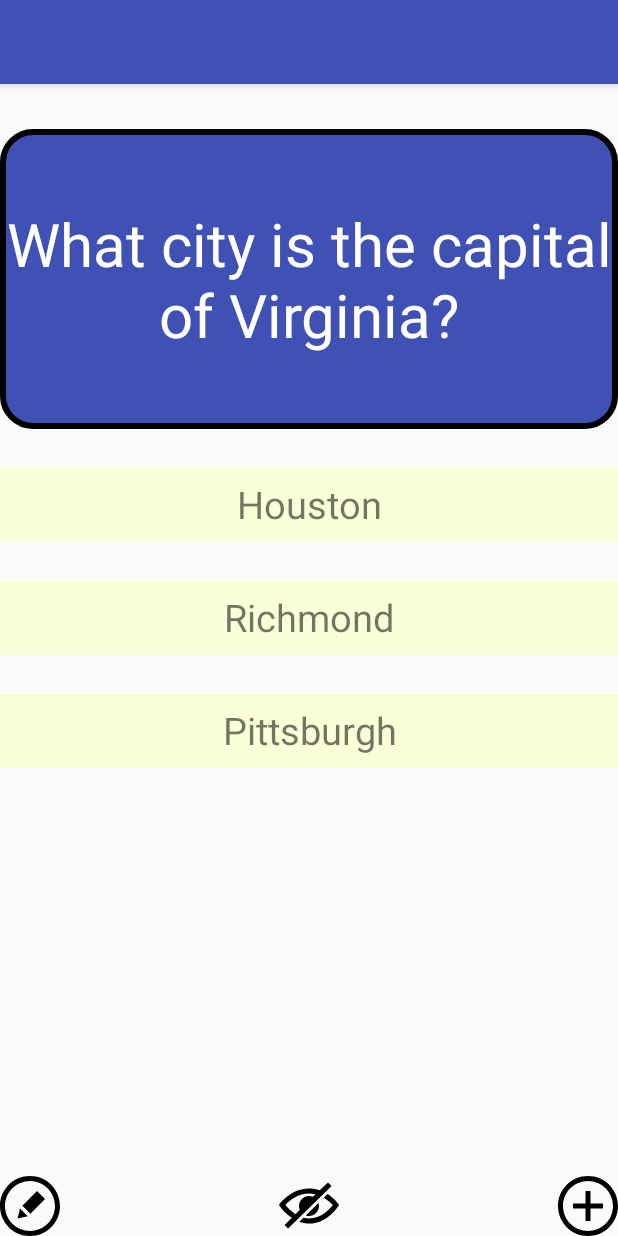
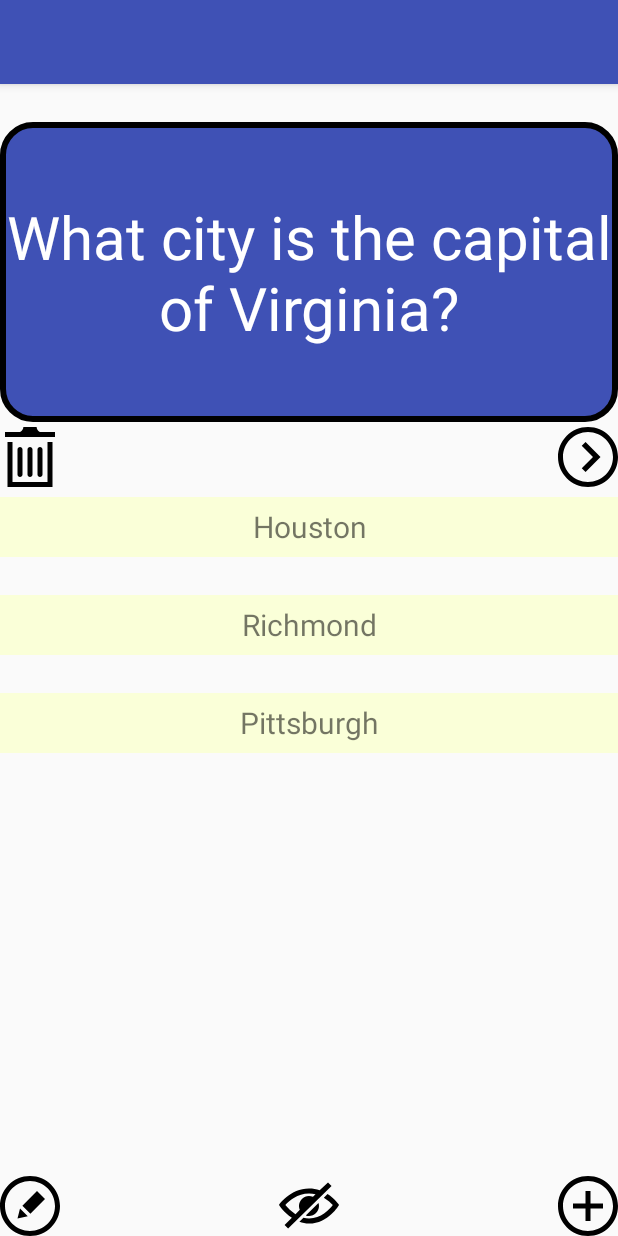
Before and after one commit to jdelgado111/FlashcardApp, an Android app: the screen it shows after launch (MainActivity), on a phone screen of 412 x 824 dp. Run offline under Robolectric (Android 15) with nearby library versions, the phone set to English and light mode, and no system bars; our stand-ins replace Room's generated code.

Commit message:
Implemented optional tasks (noted in README)

```diff
--- a/app/build.gradle
+++ b/app/build.gradle
@@ -26,4 +26,8 @@ dependencies {
     testImplementation 'junit:junit:4.12'
     androidTestImplementation 'com.android.support.test:runner:1.0.2'
     androidTestImplementation 'com.android.support.test.espresso:espresso-core:3.0.2'
+
+    implementation "android.arch.persistence.room:runtime:1.1.1"
+    annotationProcessor "android.arch.persistence.room:compiler:1.1.1"
+    debugImplementation 'com.amitshekhar.android:debug-db:1.0.4'
 }
--- /dev/null
+++ b/app/src/main/java/com/example/janethdelgado/flashcardapp/AppDatabase.java
@@ -0,0 +1,9 @@
+package com.example.janethdelgado.flashcardapp;
+
+import android.arch.persistence.room.Database;
+import android.arch.persistence.room.RoomDatabase;
+
+@Database(entities = {Flashcard.class}, version = 1)
+public abstract class AppDatabase extends RoomDatabase {
+    public abstract FlashcardDao flashcardDao();
+}
--- /dev/null
+++ b/app/src/main/java/com/example/janethdelgado/flashcardapp/FlashcardDao.java
@@ -0,0 +1,25 @@
+package com.example.janethdelgado.flashcardapp;
+
+import android.arch.persistence.room.Dao;
+import android.arch.persistence.room.Delete;
+import android.arch.persistence.room.Insert;
+import android.arch.persistence.room.OnConflictStrategy;
+import android.arch.persistence.room.Query;
+import android.arch.persistence.room.Update;
+
+import java.util.List;
+
+@Dao
+public interface FlashcardDao {
+    @Query("SELECT * FROM flashcard")
+    List<Flashcard> getAll();
+
+    @Insert
+    void insertAll(Flashcard... flashcards);
+
+    @Delete
+    void delete(Flashcard flashcard);
+
+    @Update(onConflict = OnConflictStrategy.REPLACE)
+    void update(Flashcard flashcard);
+}
--- /dev/null
+++ b/app/src/main/java/com/example/janethdelgado/flashcardapp/FlashcardDatabase.java
@@ -0,0 +1,39 @@
+package com.example.janethdelgado.flashcardapp;
+
+import android.arch.persistence.room.Room;
+import android.content.Context;
+
+import java.util.List;
+
+public class FlashcardDatabase {
+    private final AppDatabase db;
+
+    FlashcardDatabase(Context context) {
+        db = Room.databaseBuilder(context.getApplicationContext(),
+                AppDatabase.class, "flashcard-database")
+                .allowMainThreadQueries()
+                .fallbackToDestructiveMigration()
+                .build();
+    }
+
+    public List<Flashcard> getAllCards() {
+        return db.flashcardDao().getAll();
+    }
+
+    public void insertCard(Flashcard flashcard) {
+        db.flashcardDao().insertAll(flashcard);
+    }
+
+    public void deleteCard(String flashcardQuestion) {
+        List<Flashcard> allCards = db.flashcardDao().getAll();
+        for (Flashcard f : allCards) {
+            if (f.getQuestion().equals(flashcardQuestion)) {
+                db.flashcardDao().delete(f);
+            }
+        }
+    }
+
+    public void updateCard(Flashcard flashcard) {
+        db.flashcardDao().update(flashcard);
+    }
+}
--- /dev/null
+++ b/app/src/main/res/drawable/delete_icon.xml
@@ -0,0 +1,9 @@
+<vector xmlns:android="http://schemas.android.com/apk/res/android"
+    android:width="24dp"
+    android:height="24dp"
+    android:viewportWidth="24"
+    android:viewportHeight="24">
+  <path
+      android:fillColor="#FF000000"
+      android:pathData="M9,19c0,0.552 -0.448,1 -1,1s-1,-0.448 -1,-1v-10c0,-0.552 0.448,-1 1,-1s1,0.448 1,1v10zM13,19c0,0.552 -0.448,1 -1,1s-1,-0.448 -1,-1v-10c0,-0.552 0.448,-1 1,-1s1,0.448 1,1v10zM17,19c0,0.552 -0.448,1 -1,1s-1,-0.448 -1,-1v-10c0,-0.552 0.448,-1 1,-1s1,0.448 1,1v10zM22,2v2h-20v-2h5.711c0.9,0 1.631,-1.099 1.631,-2h5.315c0,0.901 0.73,2 1.631,2h5.712zM19,6v16h-14v-16h-2v18h18v-18h-2z"/>
+</vector>
--- /dev/null
+++ b/app/src/main/res/drawable/next_icon.xml
@@ -0,0 +1,9 @@
+<vector xmlns:android="http://schemas.android.com/apk/res/android"
+    android:width="24dp"
+    android:height="24dp"
+    android:viewportWidth="24"
+    android:viewportHeight="24">
+  <path
+      android:fillColor="#FF000000"
+      android:pathData="M12,2c5.514,0 10,4.486 10,10s-4.486,10 -10,10 -10,-4.486 -10,-10 4.486,-10 10,-10zM12,0c-6.627,0 -12,5.373 -12,12s5.373,12 12,12 12,-5.373 12,-12 -5.373,-12 -12,-12zM14,12l-4.5,4.5 1.527,1.5 5.973,-6 -5.973,-6 -1.527,1.5 4.5,4.5z"/>
+</vector>
--- a/app/src/main/res/layout/activity_main.xml
+++ b/app/src/main/res/layout/activity_main.xml
@@ -12,7 +12,7 @@
         android:layout_height="200dp"
         android:layout_alignParentStart="true"
         android:layout_alignParentTop="true"
-        android:layout_marginTop="30dp"
+        android:layout_marginTop="25dp"
         android:gravity="center"
         android:text="What city is the capital of Virginia?"
         android:textAlignment="center"
@@ -26,7 +26,7 @@
         android:layout_height="200dp"
         android:layout_alignParentStart="true"
         android:layout_alignParentTop="true"
-        android:layout_marginTop="30dp"
+        android:layout_marginTop="25dp"
         android:gravity="center"
         android:text="Richmond"
         android:textAlignment="center"
@@ -38,41 +38,41 @@
     <TextView
         android:id="@+id/flashcard_option1"
         android:layout_width="match_parent"
-        android:layout_height="50dp"
+        android:layout_height="40dp"
         android:layout_below="@id/flashcard_answer"
         android:layout_centerHorizontal="true"
-        android:layout_marginTop="25dp"
+        android:layout_marginTop="50dp"
+        android:background="@color/options"
         android:gravity="center"
-        android:background="@color/options"
         android:text="Houston"
         android:textAlignment="center"
-        android:textSize="25dp" />
+        android:textSize="20dp" />
 
     <TextView
         android:id="@+id/flashcard_option2"
         android:layout_width="match_parent"
-        android:layout_height="50dp"
+        android:layout_height="40dp"
         android:layout_below="@id/flashcard_option1"
         android:layout_centerHorizontal="true"
         android:layout_marginTop="25dp"
+        android:background="@color/options"
         android:gravity="center"
-        android:background="@color/options"
         android:text="Richmond"
         android:textAlignment="center"
-        android:textSize="25dp" />
+        android:textSize="20dp" />
 
     <TextView
         android:id="@+id/flashcard_option3"
         android:layout_width="match_parent"
-        android:layout_height="50dp"
+        android:layout_height="40dp"
         android:layout_below="@id/flashcard_option2"
         android:layout_centerHorizontal="true"
         android:layout_marginTop="25dp"
+        android:background="@color/options"
         android:gravity="center"
-        android:background="@color/options"
         android:text="Pittsburgh"
         android:textAlignment="center"
-        android:textSize="25dp" />
+        android:textSize="20dp" />
 
     <ImageView
         android:layout_width="40dp"
@@ -98,4 +98,22 @@
         android:layout_alignParentStart="true"
         android:src="@drawable/edit_icon" />
 
+    <ImageView
+        android:id="@+id/nextCard"
+        android:layout_width="40dp"
+        android:layout_height="40dp"
+        android:layout_alignParentEnd="true"
+        android:layout_below="@+id/flashcard_question"
+        android:layout_marginTop="3dp"
+        android:src="@drawable/next_icon" />
+
+    <ImageView
+        android:id="@+id/deleteCard"
+        android:layout_width="40dp"
+        android:layout_height="40dp"
+        android:layout_alignParentStart="true"
+        android:layout_below="@+id/flashcard_question"
+        android:layout_marginTop="3dp"
+        android:src="@drawable/delete_icon" />
+
 </RelativeLayout>
```
Also changed, not shown: app/src/main/java/com/example/janethdelgado/flashcardapp/Flashcard.java (added, +92 -0 lines), app/src/main/java/com/example/janethdelgado/flashcardapp/MainActivity.java (+69 -0 lines), 3 other files.
